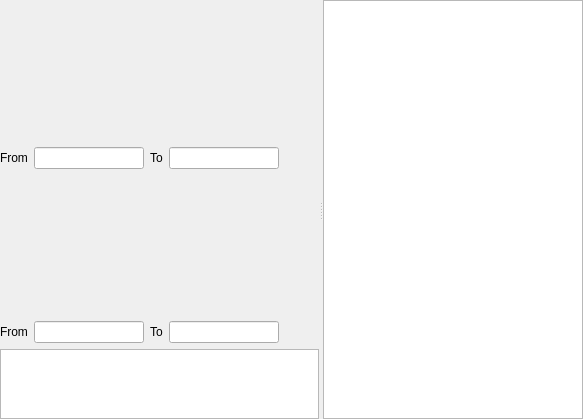
LeStahL/toy210, file SFXPage.ui: the form before one commit.
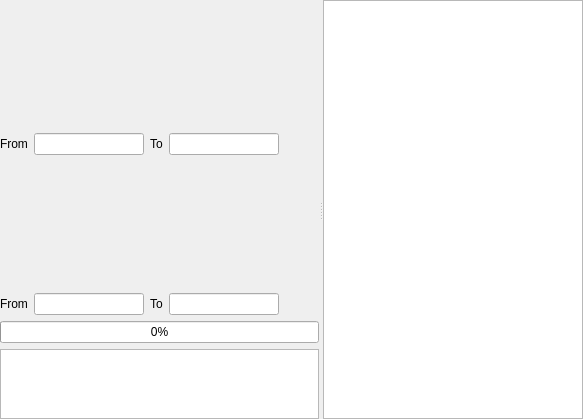
The form after the commit. Custom widgets are drawn as their Qt base class.

```diff
--- a/SFXPage.ui
+++ b/SFXPage.ui
@@ -155,6 +155,13 @@
          </item>
         </layout>
        </item>
+       <item>
+        <widget class="QProgressBar" name="progressBar">
+         <property name="value">
+          <number>0</number>
+         </property>
+        </widget>
+       </item>
        <item>
         <widget class="QTextEdit" name="textEdit_2">
          <property name="sizePolicy">
```
